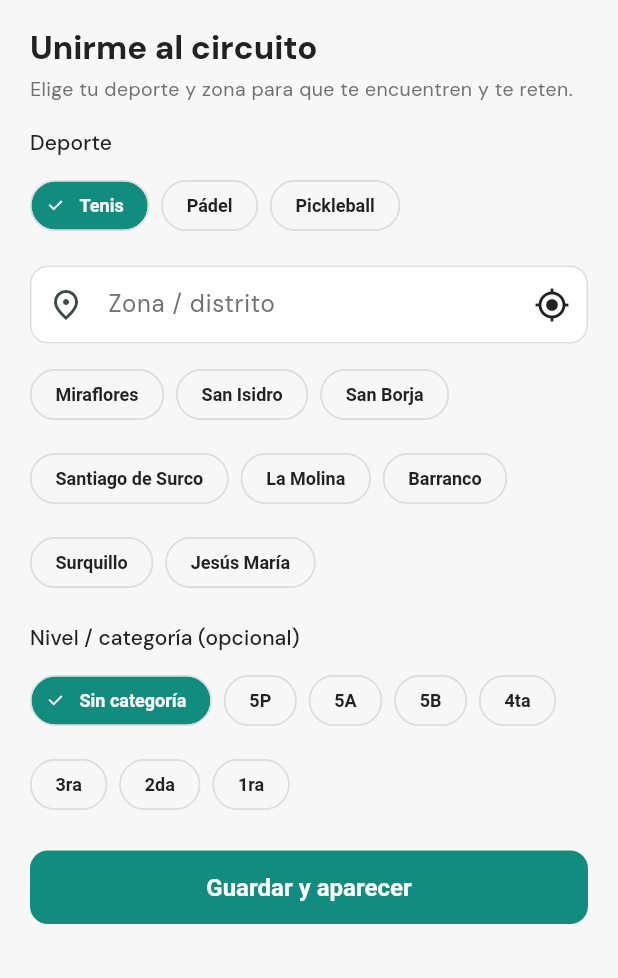
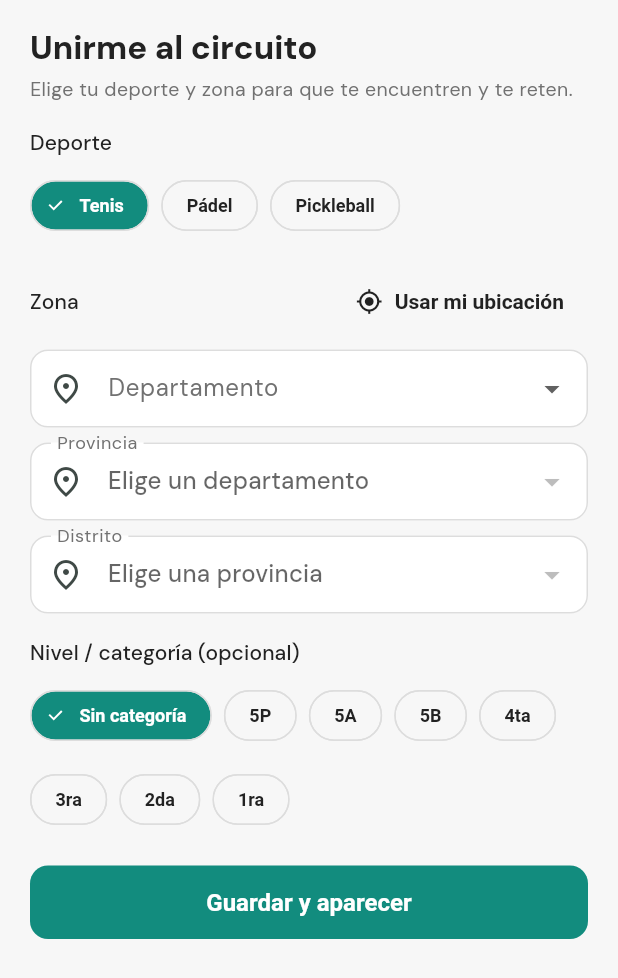
Before and after one commit to dcalagua/canchas-app-lima, a Flutter app: the _UnirseSheet widget shown alone on an empty page, opened directly, on a phone screen of 412 x 824 dp. Shown: the top 978 px of the screen. Run offline on Flutter 3.47's test engine with Material 3 defaults, Android fonts, the phone set to English and light mode, and no system bars; our stand-ins replace audioplayers, firebase_core, firebase_messaging, font_awesome_flutter, geocoding, geolocator and 8 more; missing offline and left inert: record; accounts and stored records are empty.

Commit message:
Circuito: selector de ubicacion en cascada (Departamento/Provincia/Distrito)
- Asset assets/geo/peru_ubigeo.json (UBIGEO INEI completo: 25 deptos,
  196 provincias, 1892 distritos; ~26 KB, nombres en Title Case).
- lib/data/geo_peru.dart: carga perezosa del arbol + matching sin tildes
  para emparejar lo que devuelve el GPS.
- "Unirme al circuito": en Peru la zona es una cascada Departamento ->
  Provincia -> Distrito (dropdowns dependientes). El GPS preselecciona los
  tres niveles (administrativeArea/subAdministrativeArea/locality). Fuera de
  Peru cae al texto libre + chips del catalogo por pais.
- Contenido de la hoja envuelto en scroll para no desbordar.

Co-Authored-By: Claude Opus 4.8 (1M context) <noreply@anthropic.com>
Claude-Session: https://claude.ai/code/session_017fg7ijXuZRX6jvFjZELf83

```diff
--- /dev/null
+++ b/lib/data/geo_peru.dart
@@ -0,0 +1,82 @@
+import 'dart:convert';
+
+import 'package:flutter/services.dart' show rootBundle;
+
+/// Jerarquía administrativa del Perú (UBIGEO INEI): Departamento → Provincia →
+/// Distrito. Se carga UNA vez desde el asset `assets/geo/peru_ubigeo.json`
+/// (compacto, ~26 KB) y queda en memoria para el selector en cascada de la zona
+/// del circuito. Fail-safe: si el asset no carga, queda vacío y la UI cae al
+/// campo de texto libre.
+class GeoPeru {
+  GeoPeru._();
+
+  /// { Departamento: { Provincia: [Distritos...] } }
+  static Map<String, Map<String, List<String>>> _arbol = {};
+  static bool _cargado = false;
+
+  static bool get disponible => _arbol.isNotEmpty;
+
+  /// Carga perezosa e idempotente. La llama la hoja al abrirse.
+  static Future<void> cargar() async {
+    if (_cargado) return;
+    _cargado = true;
+    try {
+      final raw = await rootBundle.loadString('assets/geo/peru_ubigeo.json');
+      final data = json.decode(raw) as Map<String, dynamic>;
+      _arbol = data.map((dep, provs) => MapEntry(
+            dep,
+            (provs as Map<String, dynamic>).map((prov, dists) => MapEntry(
+                  prov,
+                  (dists as List).map((e) => e.toString()).toList(),
+                )),
+          ));
+    } catch (_) {
+      _arbol = {}; // fail-safe: la UI usará texto libre
+    }
+  }
+
+  static List<String> departamentos() => _arbol.keys.toList();
+
+  static List<String> provincias(String departamento) =>
+      _arbol[departamento]?.keys.toList() ?? const [];
+
+  static List<String> distritos(String departamento, String provincia) =>
+      _arbol[departamento]?[provincia] ?? const [];
+
+  // ── Emparejar lo que devuelve el GPS con la jerarquía ─────────────────────
+  static String _norm(String s) {
+    var x = s.trim().toLowerCase();
+    const acc = {'á': 'a', 'é': 'e', 'í': 'i', 'ó': 'o', 'ú': 'u', 'ü': 'u'};
+    acc.forEach((k, v) => x = x.replaceAll(k, v));
+    return x;
+  }
+
+  /// Busca el departamento cuyo nombre calza (sin tildes) con [texto].
+  static String? matchDepartamento(String texto) {
+    final n = _norm(texto);
+    if (n.isEmpty) return null;
+    for (final d in _arbol.keys) {
+      if (_norm(d) == n) return d;
+    }
+    return null;
+  }
+
+  static String? matchProvincia(String departamento, String texto) {
+    final n = _norm(texto);
+    if (n.isEmpty) return null;
+    for (final p in provincias(departamento)) {
+      if (_norm(p) == n) return p;
+    }
+    return null;
+  }
+
+  static String? matchDistrito(
+      String departamento, String provincia, String texto) {
+    final n = _norm(texto);
+    if (n.isEmpty) return null;
+    for (final d in distritos(departamento, provincia)) {
+      if (_norm(d) == n) return d;
+    }
+    return null;
+  }
+}
--- a/lib/screens/jugadores_disponibles_screen.dart
+++ b/lib/screens/jugadores_disponibles_screen.dart
@@ -1,7 +1,9 @@
 import 'package:flutter/material.dart';
 import 'package:geocoding/geocoding.dart';
 
+import '../config/pais.dart';
 import '../data/distritos.dart';
+import '../data/geo_peru.dart';
 import '../models/models.dart';
 import '../services/avisos_service.dart';
 import '../services/circuito_service.dart';
@@ -449,6 +451,15 @@ class _UnirseSheetState extends State<_UnirseSheet> {
   bool _guardando = false;
   bool _detectando = false;
 
+  // Selección en cascada (Perú): Departamento → Provincia → Distrito. `_zona`
+  // sigue siendo la fuente canónica (= distrito) para guardar.
+  String? _dep, _prov, _dist;
+  bool _geoListo = false;
+
+  /// ¿Estamos en Perú? (país auto-detectado). Solo ahí mostramos la cascada
+  /// oficial de UBIGEO; en otros países cae al texto libre + catálogo.
+  bool get _esPeru => paisActual.iso == 'PE';
+
   @override
   void initState() {
     super.initState();
@@ -462,8 +473,36 @@ class _UnirseSheetState extends State<_UnirseSheet> {
       _zona.text = (p['zona'] ?? '').toString();
       _categoria = (p['categoria'] ?? '').toString();
     }
-    // Si aún no tiene zona, autodetecta su distrito por GPS (país incluido).
+    _prepararGeo();
+  }
+
+  /// Carga la jerarquía del Perú y preselecciona la cascada: si ya hay zona
+  /// (edición) la ubica en el árbol; si no, autodetecta por GPS.
+  Future<void> _prepararGeo() async {
+    if (_esPeru) await GeoPeru.cargar();
+    if (!mounted) return;
+    final z = _zona.text.trim();
+    if (_esPeru && z.isNotEmpty) _ubicarEnArbol(z);
+    setState(() => _geoListo = true);
     if (_zona.text.trim().isEmpty) _detectarDistrito();
+  }
+
+  /// Ubica un distrito ya guardado dentro del árbol para preseleccionar los tres
+  /// dropdowns (búsqueda lineal; ~1900 distritos, instantáneo).
+  void _ubicarEnArbol(String distrito) {
+    final nz = distrito.toLowerCase();
+    for (final dep in GeoPeru.departamentos()) {
+      for (final prov in GeoPeru.provincias(dep)) {
+        for (final dis in GeoPeru.distritos(dep, prov)) {
+          if (dis.toLowerCase() == nz) {
+            _dep = dep;
+            _prov = prov;
+            _dist = dis;
+            return;
+          }
+        }
+      }
+    }
   }
 
   @override
@@ -483,10 +522,39 @@ class _UnirseSheetState extends State<_UnirseSheet> {
       if (marks.isEmpty) return;
       final m = marks.first;
       String pick(String? s) => (s ?? '').trim();
-      // Prioriza el nivel DISTRITO (locality / subAdministrativeArea) sobre el
-      // barrio/urbanización (subLocality, que da "Urb Santa Maria de Chosica").
-      // normalizarDistrito además calza con el catálogo para usar el nombre
-      // estándar ("Lurigancho (Chosica)" en vez del barrio suelto).
+
+      // Perú: mapear a la cascada oficial UBIGEO.
+      //   administrativeArea → Departamento, subAdministrativeArea → Provincia,
+      //   locality/subLocality/name → Distrito.
+      if (_esPeru && GeoPeru.disponible) {
+        final dep = GeoPeru.matchDepartamento(pick(m.administrativeArea));
+        String? prov, dist;
+        if (dep != null) {
+          prov = GeoPeru.matchProvincia(dep, pick(m.subAdministrativeArea));
+          if (prov != null) {
+            for (final cand in [
+              pick(m.locality),
+              pick(m.subLocality),
+              pick(m.name),
+            ]) {
+              dist = GeoPeru.matchDistrito(dep, prov, cand);
+              if (dist != null) break;
+            }
+          }
+        }
+        if (mounted && dep != null) {
+          setState(() {
+            _dep = dep;
+            _prov = prov;
+            _dist = dist;
+            _zona.text = dist ?? '';
+          });
+        }
+        return;
+      }
+
+      // Otros países: nivel DISTRITO sobre barrio/urbanización, normalizado
+      // contra el catálogo ("Lurigancho (Chosica)" en vez del barrio suelto).
       final distrito = normalizarDistrito([
         pick(m.locality),
         pick(m.subAdministrativeArea),
@@ -519,6 +587,65 @@ class _UnirseSheetState extends State<_UnirseSheet> {
     }
   }
 
+  /// Un dropdown de la cascada. [onChanged] null = deshabilitado (aún falta
+  /// elegir el nivel de arriba).
+  Widget _drop(String label, String? value, List<String> items,
+      ValueChanged<String?>? onChanged, String hintDeshab) {
+    return DropdownButtonFormField<String>(
+      value: value,
+      isExpanded: true,
+      decoration: InputDecoration(
+          labelText: label, prefixIcon: const Icon(Icons.place_outlined)),
+      items: [
+        for (final it in items)
+          DropdownMenuItem(
+              value: it,
+              child: Text(it, overflow: TextOverflow.ellipsis)),
+      ],
+      onChanged: onChanged,
+      disabledHint: onChanged == null ? Text(hintDeshab) : null,
+    );
+  }
+
+  /// Cascada Departamento → Provincia → Distrito (Perú).
+  Widget _selectorCascada() {
+    final provs = _dep == null ? <String>[] : GeoPeru.provincias(_dep!);
+    final dists = (_dep == null || _prov == null)
+        ? <String>[]
+        : GeoPeru.distritos(_dep!, _prov!);
+    return Column(
+      crossAxisAlignment: CrossAxisAlignment.start,
+      children: [
+        _drop('Departamento', _dep, GeoPeru.departamentos(),
+            (v) => setState(() {
+                  _dep = v;
+                  _prov = null;
+                  _dist = null;
+                  _zona.text = '';
+                }), ''),
+        const SizedBox(height: 10),
+        _drop('Provincia', _prov, provs,
+            _dep == null
+                ? null
+                : (v) => setState(() {
+                      _prov = v;
+                      _dist = null;
+                      _zona.text = '';
+                    }),
+            'Elige un departamento'),
+        const SizedBox(height: 10),
+        _drop('Distrito', _dist, dists,
+            _prov == null
+                ? null
+                : (v) => setState(() {
+                      _dist = v;
+                      _zona.text = v ?? '';
+                    }),
+            'Elige una provincia'),
+      ],
+    );
+  }
+
   @override
   Widget build(BuildContext context) {
     final t = Theme.of(context).textTheme;
@@ -526,6 +653,7 @@ class _UnirseSheetState extends State<_UnirseSheet> {
     return Padding(
       padding: EdgeInsets.fromLTRB(
           20, 18, 20, 20 + MediaQuery.of(context).viewInsets.bottom),
+      child: SingleChildScrollView(
         child: Column(
         mainAxisSize: MainAxisSize.min,
         crossAxisAlignment: CrossAxisAlignment.start,
@@ -555,39 +683,47 @@ class _UnirseSheetState extends State<_UnirseSheet> {
             ],
           ),
           const SizedBox(height: 16),
+          Row(
+            children: [
+              Text('Zona', style: t.labelLarge),
+              const Spacer(),
+              // Autodetectar por GPS (departamento/provincia/distrito).
+              TextButton.icon(
+                onPressed: _detectando ? null : _detectarDistrito,
+                icon: _detectando
+                    ? const SizedBox(
+                        width: 15,
+                        height: 15,
+                        child: CircularProgressIndicator(
+                            strokeWidth: 2.2, color: lima))
+                    : const Icon(Icons.my_location, size: 18, color: bosque),
+                label: Text(_detectando ? 'Detectando…' : 'Usar mi ubicación',
+                    style: const TextStyle(color: bosque)),
+              ),
+            ],
+          ),
+          const SizedBox(height: 8),
+          if (_esPeru && _geoListo && GeoPeru.disponible)
+            _selectorCascada()
+          else ...[
+            // Fuera de Perú (o si la jerarquía no cargó): texto libre + chips
+            // del catálogo del país.
             TextField(
               controller: _zona,
               textCapitalization: TextCapitalization.words,
-            onChanged: (_) => setState(() {}), // refresca las sugerencias
-            decoration: InputDecoration(
+              onChanged: (_) => setState(() {}),
+              decoration: const InputDecoration(
                 labelText: 'Zona / distrito',
                 hintText: 'Ej.: San Isidro',
-              prefixIcon: const Icon(Icons.place_outlined),
-              // Botón para (re)detectar el distrito por GPS.
-              suffixIcon: _detectando
-                  ? const Padding(
-                      padding: EdgeInsets.all(12),
-                      child: SizedBox(
-                          width: 18,
-                          height: 18,
-                          child: CircularProgressIndicator(
-                              strokeWidth: 2.2, color: lima)),
-                    )
-                  : IconButton(
-                      tooltip: 'Usar mi ubicación',
-                      icon: const Icon(Icons.my_location, color: bosque),
-                      onPressed: _detectarDistrito,
+                prefixIcon: Icon(Icons.place_outlined),
               ),
             ),
-          ),
-          // Sugerencias de DISTRITO: populares cuando el campo está vacío,
-          // filtradas mientras escribe. Un toque completa el campo.
             Builder(builder: (context) {
               final actual = _zona.text.trim();
               final sugeridos = sugerenciasDistrito(actual)
                   .where((d) => d.toLowerCase() != actual.toLowerCase())
                   .toList();
-            if (sugeridos.isEmpty) return const SizedBox(height: 16);
+              if (sugeridos.isEmpty) return const SizedBox.shrink();
               return Padding(
                 padding: const EdgeInsets.only(top: 10),
                 child: Wrap(
@@ -603,6 +739,7 @@ class _UnirseSheetState extends State<_UnirseSheet> {
                 ),
               );
             }),
+          ],
           const SizedBox(height: 16),
           Text('Nivel / categoría (opcional)', style: t.labelLarge),
           const SizedBox(height: 8),
@@ -643,6 +780,7 @@ class _UnirseSheetState extends State<_UnirseSheet> {
           ),
         ],
         ),
+      ),
     );
   }
 }
--- a/pubspec.yaml
+++ b/pubspec.yaml
@@ -72,6 +72,7 @@ flutter:
   assets:
     - assets/icon/
     - assets/splash/
+    - assets/geo/
 
 # Ícono de app (pelota Pichangol sobre verde de marca).
 flutter_launcher_icons:
```
Also changed, not shown: assets/geo/peru_ubigeo.json (added, +1 -0 lines). Lines whose indentation alone changed are shown as unchanged.
